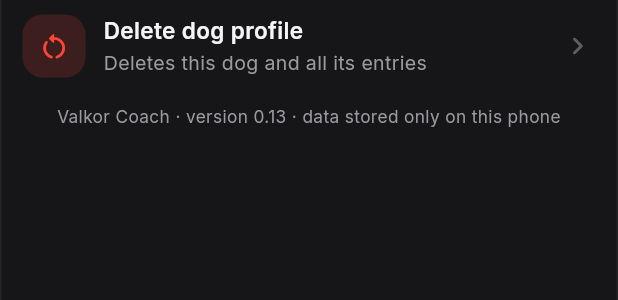
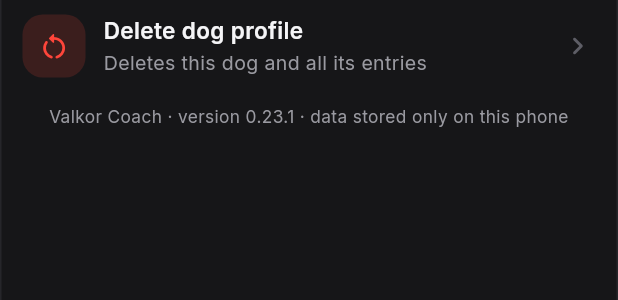
Before and after one commit to dcbelmal/k9-coach, a Flutter app: the _Settings widget shown alone on an empty page, opened directly, on a phone screen of 412 x 824 dp. Shown: the part 443-743 px from the top of the screen. Run offline on Flutter 3.47's test engine with Material 3 defaults, Android fonts, the phone set to English and light mode, and no system bars; our stand-ins replace fl_chart, flutter_local_notifications, flutter_map, flutter_timezone, flutter_tts, geolocator and 6 more; missing offline and left inert: google_mlkit_text_recognition, in_app_purchase_android, mobile_scanner, universal_ble; accounts and stored records are empty.

Commit message:
Ustawienia: prawdziwa wersja aplikacji zamiast wpisanej 0.13 (0.23.1)
Stała appVersion pilnowana testem zgodności z pubspec.yaml.

Co-Authored-By: Claude Opus 5.5 <noreply@anthropic.com>
Claude-Session: https://claude.ai/code/session_01QyHvN2RgMfCvoLxtehp4Mq

```diff
--- /dev/null
+++ b/lib/app_version.dart
@@ -0,0 +1,4 @@
+/// Wersja aplikacji pokazywana w ustawieniach. Musi być równa `version`
+/// z pubspec.yaml (bez numeru kompilacji) – pilnuje tego test
+/// `test/app_version_test.dart`, więc nie rozjedzie się przy kolejnym wydaniu.
+const appVersion = '0.23.1';
--- a/lib/screens/profile.dart
+++ b/lib/screens/profile.dart
@@ -1,3 +1,4 @@
+import '../app_version.dart';
 import 'dart:convert';
 
 import 'package:image_picker/image_picker.dart';
@@ -556,7 +557,7 @@ class _Settings extends StatelessWidget {
         ),
         Padding(
           padding: EdgeInsets.symmetric(vertical: 10),
-          child: Text(tr('Valkor Coach · wersja {0} · dane zapisane tylko na tym telefonie', ['0.13']),
+          child: Text(tr('Valkor Coach · wersja {0} · dane zapisane tylko na tym telefonie', [appVersion]),
               textAlign: TextAlign.center, style: TextStyle(color: K9.muted, fontSize: 11.5)),
         ),
       ]),
--- a/pubspec.yaml
+++ b/pubspec.yaml
@@ -16,7 +16,7 @@ publish_to: 'none' # Remove this line if you wish to publish to pub.dev
 # https://developer.apple.com/library/archive/documentation/General/Reference/InfoPlistKeyReference/Articles/CoreFoundationKeys.html
 # In Windows, build-name is used as the major, minor, and patch parts
 # of the product and file versions while build-number is used as the build suffix.
-version: 0.23.0+36
+version: 0.23.1+37
 
 environment:
   sdk: ^3.14.0
```
Also changed, not shown: 1 other file.
